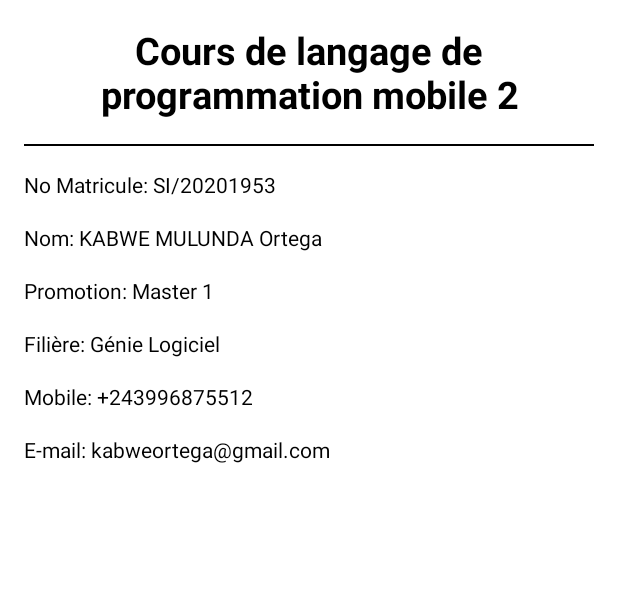
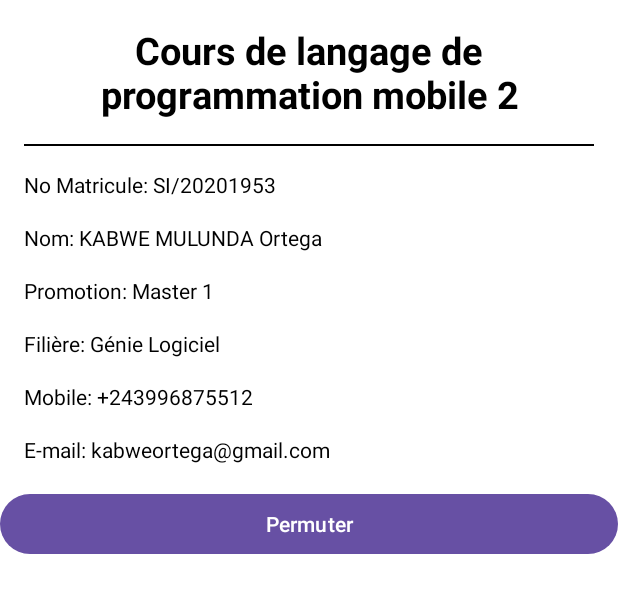
Before and after one commit to Ortega1709/tp2, an Android app: the screen it shows after launch (MainActivity), on a phone screen of 412 x 824 dp, the part 377-990 px from its top. Run offline under Robolectric (Android 15) with nearby library versions, the phone set to English and light mode, and no system bars.

Commit message:
Translation text

```diff
--- a/app/src/main/res/layout/activity_main.xml
+++ b/app/src/main/res/layout/activity_main.xml
@@ -120,5 +120,14 @@
         app:layout_constraintTop_toBottomOf="@id/mobile" />
 
 
+    <Button
+        android:layout_width="match_parent"
+        android:layout_height="wrap_content"
+        android:layout_marginTop="16dp"
+        app:layout_constraintTop_toBottomOf="@id/e_mail"
+        android:text="@string/round_robin"
+        />
+
+
 
 </androidx.constraintlayout.widget.ConstraintLayout>
--- a/app/src/main/res/values/strings.xml
+++ b/app/src/main/res/values/strings.xml
@@ -1,3 +1,4 @@
 <resources>
-    <string name="app_name">TP2Kotlin</string>
+    <string name="app_name" translatable="false">TP2Kotlin</string>
+    <string name="round_robin">Permuter</string>
 </resources>
```
Also changed, not shown: 1 other file.
